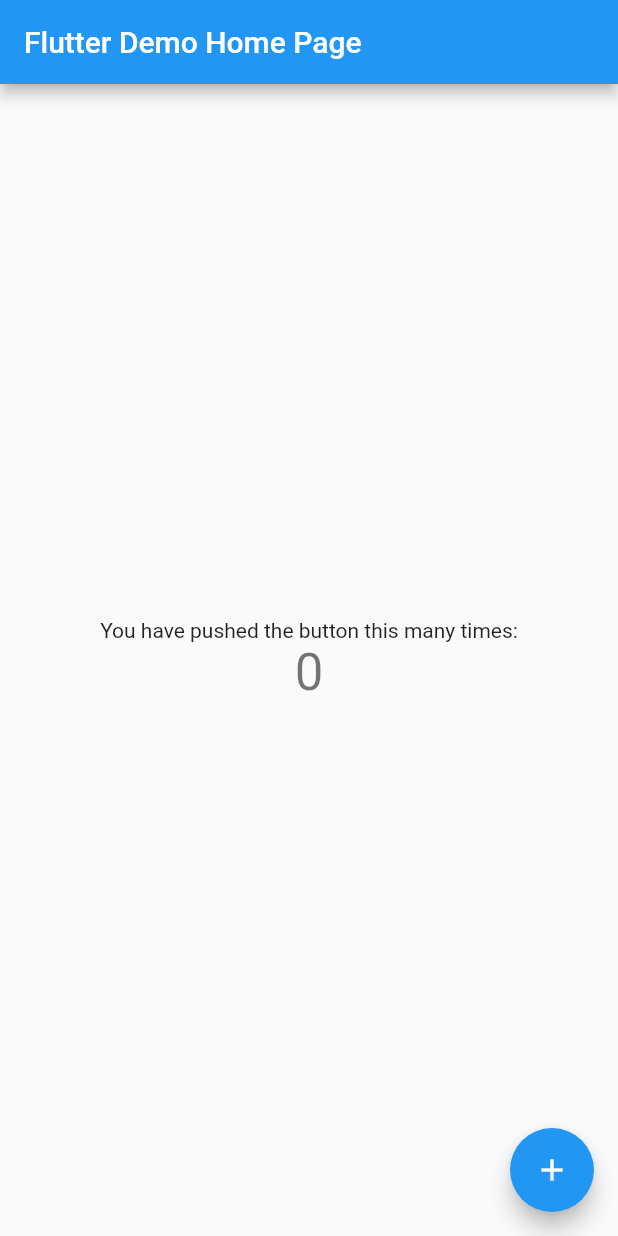
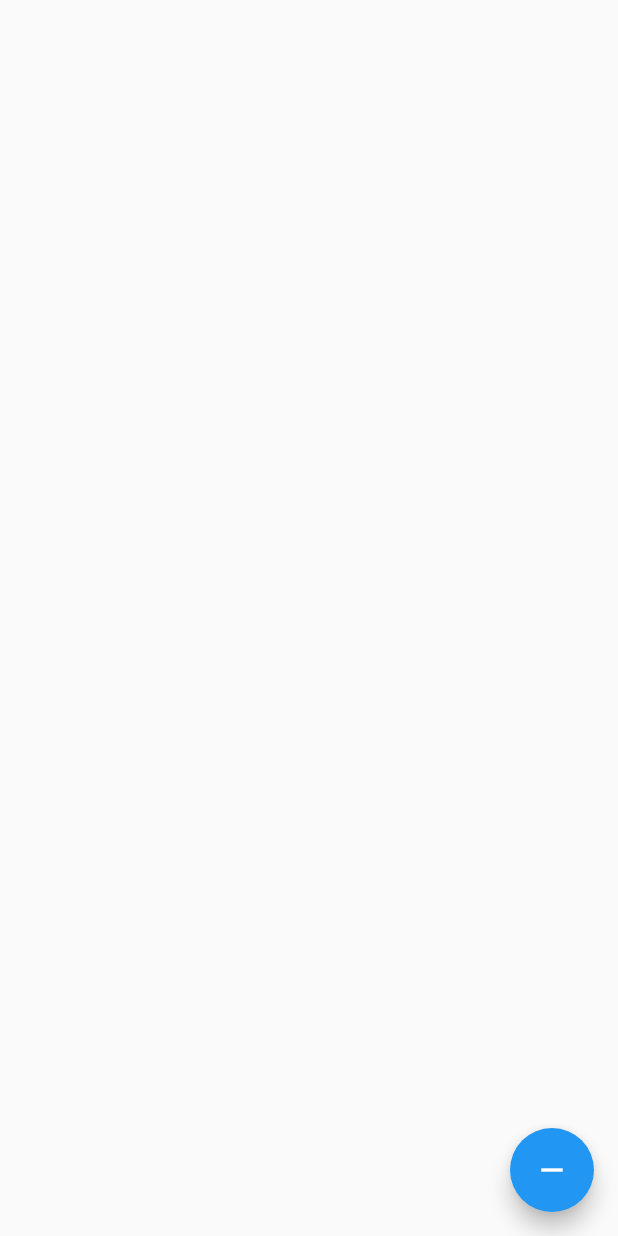
Before and after one commit to georgiani/Paint, a Flutter app: the screen it shows after launch, on a phone screen of 412 x 824 dp. Run offline on Flutter 3.47's test engine with Material 2 defaults, Android fonts, the phone set to English and light mode, and no system bars.

```diff
--- a/paint/lib/main.dart
+++ b/paint/lib/main.dart
@@ -1,117 +1,85 @@
+import 'dart:ui';
+
 import 'package:flutter/material.dart';
+import 'package:paint/paintModel.dart';
+import 'package:scoped_model/scoped_model.dart';
 
 void main() {
-  runApp(MyApp());
+  runApp(PaintApp());
 }
 
-class MyApp extends StatelessWidget {
-  // This widget is the root of your application.
+class PaintApp extends StatelessWidget {
   @override
   Widget build(BuildContext context) {
     return MaterialApp(
-      title: 'Flutter Demo',
-      theme: ThemeData(
-        // This is the theme of your application.
-        //
-        // Try running your application with "flutter run". You'll see the
-        // application has a blue toolbar. Then, without quitting the app, try
-        // changing the primarySwatch below to Colors.green and then invoke
-        // "hot reload" (press "r" in the console where you ran "flutter run",
-        // or simply save your changes to "hot reload" in a Flutter IDE).
-        // Notice that the counter didn't reset back to zero; the application
-        // is not restarted.
-        primarySwatch: Colors.blue,
-        // This makes the visual density adapt to the platform that you run
-        // the app on. For desktop platforms, the controls will be smaller and
-        // closer together (more dense) than on mobile platforms.
-        visualDensity: VisualDensity.adaptivePlatformDensity,
+      home: Scaffold(
+        body: PaintAppMain(),
       ),
-      home: MyHomePage(title: 'Flutter Demo Home Page'),
     );
   }
 }
 
-class MyHomePage extends StatefulWidget {
-  MyHomePage({Key key, this.title}) : super(key: key);
+class PaintAppMain extends StatefulWidget {
+  @override
+  _PaintAppMainState createState() => _PaintAppMainState();
+}
 
-  // This widget is the home page of your application. It is stateful, meaning
-  // that it has a State object (defined below) that contains fields that affect
-  // how it looks.
-
-  // This class is the configuration for the state. It holds the values (in this
-  // case the title) provided by the parent (in this case the App widget) and
-  // used by the build method of the State. Fields in a Widget subclass are
-  // always marked "final".
-
-  final String title;
+class _PaintAppMainState extends State<PaintAppMain> {
+  final offsets = <Offset>[];
 
   @override
-  _MyHomePageState createState() => _MyHomePageState();
+  Widget build(BuildContext context) {
+    return Scaffold(
+      body: Container(
+        child: GestureDetector(
+          onPanUpdate: (details) {
+            setState(() {
+              RenderBox drawingSpace = context.findRenderObject();
+              // found the reference object for translating the point
+              // from global to local
+              Offset localPos =
+                  drawingSpace.globalToLocal(details.globalPosition);
+              offsets.add(localPos);
+            });
+          },
+          onPanEnd: (details) {
+            offsets.add(null);
+          },
+          child: CustomPaint(
+            painter: PaintPainter(offset: offsets),
+            size: Size.infinite,
+          ),
+        ),
+      ),
+      floatingActionButton: FloatingActionButton(
+        onPressed: () {
+          offsets.clear();
+        },
+        child: Icon(Icons.remove),
+      ),
+    );
+  }
 }
 
-class _MyHomePageState extends State<MyHomePage> {
-  int _counter = 0;
+class PaintPainter extends CustomPainter {
+  final offset;
 
-  void _incrementCounter() {
-    setState(() {
-      // This call to setState tells the Flutter framework that something has
-      // changed in this State, which causes it to rerun the build method below
-      // so that the display can reflect the updated values. If we changed
-      // _counter without calling setState(), then the build method would not be
-      // called again, and so nothing would appear to happen.
-      _counter++;
-    });
+  PaintPainter({this.offset});
+
+  @override
+  void paint(Canvas canvas, Size size) {
+    Paint p = Paint()
+      ..color = Colors.black
+      ..strokeCap = StrokeCap.round
+      ..strokeWidth = 10.0;
+
+    for (int i = 0; i < offset.length - 1; i++) {
+      if (offset[i] != null && offset[i + 1] != null) {
+        canvas.drawLine(offset[i], offset[i + 1], p);
+      }
+    }
   }
 
   @override
-  Widget build(BuildContext context) {
-    // This method is rerun every time setState is called, for instance as done
-    // by the _incrementCounter method above.
-    //
-    // The Flutter framework has been optimized to make rerunning build methods
-    // fast, so that you can just rebuild anything that needs updating rather
-    // than having to individually change instances of widgets.
-    return Scaffold(
-      appBar: AppBar(
-        // Here we take the value from the MyHomePage object that was created by
-        // the App.build method, and use it to set our appbar title.
-        title: Text(widget.title),
-      ),
-      body: Center(
-        // Center is a layout widget. It takes a single child and positions it
-        // in the middle of the parent.
-        child: Column(
-          // Column is also a layout widget. It takes a list of children and
-          // arranges them vertically. By default, it sizes itself to fit its
-          // children horizontally, and tries to be as tall as its parent.
-          //
-          // Invoke "debug painting" (press "p" in the console, choose the
-          // "Toggle Debug Paint" action from the Flutter Inspector in Android
-          // Studio, or the "Toggle Debug Paint" command in Visual Studio Code)
-          // to see the wireframe for each widget.
-          //
-          // Column has various properties to control how it sizes itself and
-          // how it positions its children. Here we use mainAxisAlignment to
-          // center the children vertically; the main axis here is the vertical
-          // axis because Columns are vertical (the cross axis would be
-          // horizontal).
-          mainAxisAlignment: MainAxisAlignment.center,
-          children: <Widget>[
-            Text(
-              'You have pushed the button this many times:',
-            ),
-            Text(
-              '$_counter',
-              style: Theme.of(context).textTheme.headline4,
-            ),
-          ],
-        ),
-      ),
-      floatingActionButton: FloatingActionButton(
-        onPressed: _incrementCounter,
-        tooltip: 'Increment',
-        child: Icon(Icons.add),
-      ), // This trailing comma makes auto-formatting nicer for build methods.
-    );
-  }
+  bool shouldRepaint(CustomPainter oldDelegate) => true;
 }
--- a/paint/pubspec.yaml
+++ b/paint/pubspec.yaml
@@ -23,6 +23,7 @@ environment:
 dependencies:
   flutter:
     sdk: flutter
+  scoped_model: ^1.0.1
 
 
   # The following adds the Cupertino Icons font to your application.
```
Also changed, not shown: paint/lib/paintModel.dart (added, +14 -0 lines), 1 other file.
